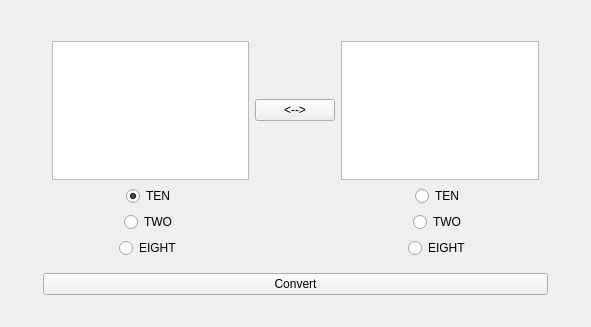
First picture: the form in laba1/mainwindow.ui, repository k3rnel1x/qt_op_labs_bmstu, before the edit.
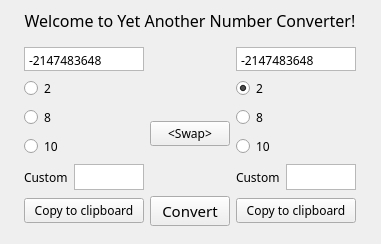
Second picture: the form after the edit.

The edit to the form file:
```diff
--- a/laba1/mainwindow.ui
+++ b/laba1/mainwindow.ui
@@ -6,87 +6,401 @@
    <rect>
     <x>0</x>
     <y>0</y>
-    <width>591</width>
-    <height>327</height>
+    <width>381</width>
+    <height>234</height>
    </rect>
   </property>
+  <property name="minimumSize">
+   <size>
+    <width>350</width>
+    <height>0</height>
+   </size>
+  </property>
   <property name="windowTitle">
    <string>MainWindow</string>
   </property>
   <widget class="QWidget" name="centralwidget">
    <layout class="QGridLayout" name="gridLayout_2">
-    <item row="1" column="1">
+    <item row="2" column="3">
+     <spacer name="horizontalSpacer_2">
+      <property name="orientation">
+       <enum>Qt::Orientation::Horizontal</enum>
+      </property>
+      <property name="sizeHint" stdset="0">
+       <size>
+        <width>150</width>
+        <height>20</height>
+       </size>
+      </property>
+     </spacer>
+    </item>
+    <item row="6" column="2">
+     <spacer name="verticalSpacer">
+      <property name="orientation">
+       <enum>Qt::Orientation::Vertical</enum>
+      </property>
+      <property name="sizeHint" stdset="0">
+       <size>
+        <width>20</width>
+        <height>75</height>
+       </size>
+      </property>
+     </spacer>
+    </item>
+    <item row="0" column="2">
+     <spacer name="verticalSpacer_2">
+      <property name="orientation">
+       <enum>Qt::Orientation::Vertical</enum>
+      </property>
+      <property name="sizeHint" stdset="0">
+       <size>
+        <width>20</width>
+        <height>75</height>
+       </size>
+      </property>
+     </spacer>
+    </item>
+    <item row="2" column="2">
      <widget class="QWidget" name="gridWidget" native="true">
       <layout class="QGridLayout" name="gridLayout">
-       <item row="1" column="1" alignment="Qt::AlignmentFlag::AlignHCenter">
-        <widget class="QTextEdit" name="inputTextField"/>
-       </item>
-       <item row="3" column="1" alignment="Qt::AlignmentFlag::AlignHCenter">
-        <widget class="QRadioButton" name="radioButton1Ipt">
-         <property name="text">
-          <string>TEN</string>
+       <item row="0" column="0">
+        <widget class="QTextEdit" name="textEdit">
+         <property name="maximumSize">
+          <size>
+           <width>150</width>
+           <height>24</height>
+          </size>
          </property>
-         <property name="checked">
-          <bool>true</bool>
+         <property name="font">
+          <font>
+           <family>Terminus</family>
+          </font>
          </property>
-        </widget>
-       </item>
-       <item row="5" column="1" alignment="Qt::AlignmentFlag::AlignHCenter">
-        <widget class="QRadioButton" name="radioButton3Ipt">
-         <property name="text">
-          <string>EIGHT</string>
+         <property name="cursor" stdset="0">
+          <cursorShape>IBeamCursor</cursorShape>
          </property>
+         <property name="verticalScrollBarPolicy">
+          <enum>Qt::ScrollBarPolicy::ScrollBarAlwaysOff</enum>
+         </property>
+         <property name="horizontalScrollBarPolicy">
+          <enum>Qt::ScrollBarPolicy::ScrollBarAlwaysOff</enum>
+         </property>
+         <property name="html">
+          <string>&lt;!DOCTYPE HTML PUBLIC &quot;-//W3C//DTD HTML 4.0//EN&quot; &quot;http://www.w3.org/TR/REC-html40/strict.dtd&quot;&gt;
+&lt;html&gt;&lt;head&gt;&lt;meta name=&quot;qrichtext&quot; content=&quot;1&quot; /&gt;&lt;meta charset=&quot;utf-8&quot; /&gt;&lt;style type=&quot;text/css&quot;&gt;
+p, li { white-space: pre-wrap; }
+hr { height: 1px; border-width: 0; }
+li.unchecked::marker { content: &quot;\2610&quot;; }
+li.checked::marker { content: &quot;\2612&quot;; }
+&lt;/style&gt;&lt;/head&gt;&lt;body style=&quot; font-family:'Terminus'; font-size:9pt; font-weight:400; font-style:normal;&quot;&gt;
+&lt;p style=&quot; margin-top:0px; margin-bottom:0px; margin-left:0px; margin-right:0px; -qt-block-indent:0; text-indent:0px;&quot;&gt;&lt;span style=&quot; font-family:'Sans Serif';&quot;&gt;-2147483648&lt;/span&gt;&lt;/p&gt;&lt;/body&gt;&lt;/html&gt;</string>
+         </property>
         </widget>
        </item>
-       <item row="1" column="3">
-        <widget class="QPlainTextEdit" name="outputTextField">
+       <item row="0" column="2">
+        <widget class="QTextEdit" name="textEdit_7">
+         <property name="maximumSize">
+          <size>
+           <width>150</width>
+           <height>24</height>
+          </size>
+         </property>
+         <property name="font">
+          <font>
+           <family>Terminus</family>
+           <bold>false</bold>
+          </font>
+         </property>
+         <property name="cursor" stdset="0">
+          <cursorShape>IBeamCursor</cursorShape>
+         </property>
+         <property name="verticalScrollBarPolicy">
+          <enum>Qt::ScrollBarPolicy::ScrollBarAlwaysOff</enum>
+         </property>
+         <property name="horizontalScrollBarPolicy">
+          <enum>Qt::ScrollBarPolicy::ScrollBarAlwaysOff</enum>
+         </property>
          <property name="readOnly">
           <bool>true</bool>
          </property>
-        </widget>
-       </item>
-       <item row="4" column="3" alignment="Qt::AlignmentFlag::AlignHCenter">
-        <widget class="QRadioButton" name="radioButton2Out">
-         <property name="text">
-          <string>TWO</string>
+         <property name="html">
+          <string>&lt;!DOCTYPE HTML PUBLIC &quot;-//W3C//DTD HTML 4.0//EN&quot; &quot;http://www.w3.org/TR/REC-html40/strict.dtd&quot;&gt;
+&lt;html&gt;&lt;head&gt;&lt;meta name=&quot;qrichtext&quot; content=&quot;1&quot; /&gt;&lt;meta charset=&quot;utf-8&quot; /&gt;&lt;style type=&quot;text/css&quot;&gt;
+p, li { white-space: pre-wrap; }
+hr { height: 1px; border-width: 0; }
+li.unchecked::marker { content: &quot;\2610&quot;; }
+li.checked::marker { content: &quot;\2612&quot;; }
+&lt;/style&gt;&lt;/head&gt;&lt;body style=&quot; font-family:'Terminus'; font-size:9pt; font-weight:400; font-style:normal;&quot;&gt;
+&lt;p style=&quot; margin-top:0px; margin-bottom:0px; margin-left:0px; margin-right:0px; -qt-block-indent:0; text-indent:0px;&quot;&gt;&lt;span style=&quot; font-family:'Sans Serif';&quot;&gt;-2147483648&lt;/span&gt;&lt;/p&gt;&lt;/body&gt;&lt;/html&gt;</string>
          </property>
-         <property name="checked">
-          <bool>false</bool>
-         </property>
         </widget>
        </item>
+       <item row="1" column="0">
+        <layout class="QGridLayout" name="gridLayout_3">
+         <item row="2" column="0">
+          <widget class="QRadioButton" name="radioButtonTenInput">
+           <property name="font">
+            <font>
+             <family>Terminus</family>
+            </font>
+           </property>
+           <property name="text">
+            <string>10</string>
+           </property>
+           <property name="checked">
+            <bool>true</bool>
+           </property>
+          </widget>
+         </item>
+         <item row="1" column="0">
+          <widget class="QRadioButton" name="radioButtonEightInput">
+           <property name="font">
+            <font>
+             <family>Terminus</family>
+            </font>
+           </property>
+           <property name="text">
+            <string>8</string>
+           </property>
+          </widget>
+         </item>
+         <item row="0" column="0">
+          <widget class="QRadioButton" name="radioButtonTwoInput">
+           <property name="font">
+            <font>
+             <family>Terminus</family>
+            </font>
+           </property>
+           <property name="text">
+            <string>2</string>
+           </property>
+           <property name="checked">
+            <bool>false</bool>
+           </property>
+          </widget>
+         </item>
+         <item row="3" column="0">
+          <layout class="QHBoxLayout" name="horizontalLayout_10">
+           <item>
+            <widget class="QLabel" name="label">
+             <property name="minimumSize">
+              <size>
+               <width>0</width>
+               <height>2</height>
+              </size>
+             </property>
+             <property name="maximumSize">
+              <size>
+               <width>16777215</width>
+               <height>26</height>
+              </size>
+             </property>
+             <property name="font">
+              <font>
+               <family>Terminus</family>
+               <pointsize>9</pointsize>
+              </font>
+             </property>
+             <property name="text">
+              <string>Custom</string>
+             </property>
+            </widget>
+           </item>
+           <item>
+            <widget class="QTextEdit" name="textEdit_2">
+             <property name="enabled">
+              <bool>true</bool>
+             </property>
+             <property name="minimumSize">
+              <size>
+               <width>0</width>
+               <height>0</height>
+              </size>
+             </property>
+             <property name="maximumSize">
+              <size>
+               <width>100</width>
+               <height>26</height>
+              </size>
+             </property>
+             <property name="cursor" stdset="0">
+              <cursorShape>IBeamCursor</cursorShape>
+             </property>
+             <property name="verticalScrollBarPolicy">
+              <enum>Qt::ScrollBarPolicy::ScrollBarAlwaysOff</enum>
+             </property>
+             <property name="horizontalScrollBarPolicy">
+              <enum>Qt::ScrollBarPolicy::ScrollBarAlwaysOff</enum>
+             </property>
+            </widget>
+           </item>
+          </layout>
+         </item>
+        </layout>
+       </item>
+       <item row="1" column="1">
+        <layout class="QHBoxLayout" name="horizontalLayout_3">
+         <item>
+          <widget class="QPushButton" name="pushButton">
+           <property name="font">
+            <font>
+             <family>Terminus</family>
+             <pointsize>9</pointsize>
+            </font>
+           </property>
+           <property name="text">
+            <string>&lt;Swap&gt;</string>
+           </property>
+          </widget>
+         </item>
+        </layout>
+       </item>
        <item row="1" column="2">
-        <widget class="QPushButton" name="swapButton">
-         <property name="text">
-          <string>&lt;--&gt;</string>
-         </property>
-        </widget>
+        <layout class="QGridLayout" name="gridLayout_7">
+         <item row="1" column="0">
+          <widget class="QRadioButton" name="radioButtonEightInput_4">
+           <property name="font">
+            <font>
+             <family>Terminus</family>
+            </font>
+           </property>
+           <property name="text">
+            <string>8</string>
+           </property>
+          </widget>
+         </item>
+         <item row="0" column="0">
+          <widget class="QRadioButton" name="radioButtonTwoInput_4">
+           <property name="font">
+            <font>
+             <family>Terminus</family>
+            </font>
+           </property>
+           <property name="text">
+            <string>2</string>
+           </property>
+           <property name="checked">
+            <bool>true</bool>
+           </property>
+          </widget>
+         </item>
+         <item row="2" column="0">
+          <widget class="QRadioButton" name="radioButtonTenInput_4">
+           <property name="font">
+            <font>
+             <family>Terminus</family>
+            </font>
+           </property>
+           <property name="text">
+            <string>10</string>
+           </property>
+           <property name="checked">
+            <bool>false</bool>
+           </property>
+          </widget>
+         </item>
+         <item row="3" column="0">
+          <layout class="QHBoxLayout" name="horizontalLayout_13">
+           <item>
+            <widget class="QLabel" name="label_4">
+             <property name="minimumSize">
+              <size>
+               <width>0</width>
+               <height>2</height>
+              </size>
+             </property>
+             <property name="maximumSize">
+              <size>
+               <width>16777215</width>
+               <height>26</height>
+              </size>
+             </property>
+             <property name="font">
+              <font>
+               <family>Terminus</family>
+               <pointsize>9</pointsize>
+              </font>
+             </property>
+             <property name="text">
+              <string>Custom</string>
+             </property>
+            </widget>
+           </item>
+           <item>
+            <widget class="QTextEdit" name="textEdit_6">
+             <property name="enabled">
+              <bool>true</bool>
+             </property>
+             <property name="minimumSize">
+              <size>
+               <width>0</width>
+               <height>0</height>
+              </size>
+             </property>
+             <property name="maximumSize">
+              <size>
+               <width>100</width>
+               <height>26</height>
+              </size>
+             </property>
+             <property name="cursor" stdset="0">
+              <cursorShape>IBeamCursor</cursorShape>
+             </property>
+             <property name="verticalScrollBarPolicy">
+              <enum>Qt::ScrollBarPolicy::ScrollBarAlwaysOff</enum>
+             </property>
+             <property name="horizontalScrollBarPolicy">
+              <enum>Qt::ScrollBarPolicy::ScrollBarAlwaysOff</enum>
+             </property>
+            </widget>
+           </item>
+          </layout>
+         </item>
+        </layout>
        </item>
-       <item row="3" column="3" alignment="Qt::AlignmentFlag::AlignHCenter">
-        <widget class="QRadioButton" name="radioButton1Out">
+       <item row="2" column="0">
+        <widget class="QPushButton" name="convertButton_2">
+         <property name="font">
+          <font>
+           <family>Terminus</family>
+           <pointsize>9</pointsize>
+          </font>
+         </property>
          <property name="text">
-          <string>TEN</string>
+          <string>Copy to clipboard</string>
          </property>
         </widget>
        </item>
-       <item row="5" column="3" alignment="Qt::AlignmentFlag::AlignHCenter">
-        <widget class="QRadioButton" name="radioButton3Out">
+       <item row="2" column="1">
+        <widget class="QPushButton" name="convertButton">
+         <property name="font">
+          <font>
+           <family>Terminus</family>
+           <pointsize>11</pointsize>
+          </font>
+         </property>
          <property name="text">
-          <string>EIGHT</string>
+          <string>Convert</string>
          </property>
         </widget>
        </item>
-       <item row="4" column="1" alignment="Qt::AlignmentFlag::AlignHCenter">
-        <widget class="QRadioButton" name="radioButton2Ipt">
+       <item row="2" column="2">
+        <widget class="QPushButton" name="convertButton_3">
+         <property name="font">
+          <font>
+           <family>Terminus</family>
+           <pointsize>9</pointsize>
+          </font>
+         </property>
          <property name="text">
-          <string>TWO</string>
+          <string>Copy to clipboard</string>
          </property>
         </widget>
        </item>
       </layout>
      </widget>
     </item>
-    <item row="1" column="0">
+    <item row="2" column="0">
      <spacer name="horizontalSpacer">
       <property name="orientation">
        <enum>Qt::Orientation::Horizontal</enum>
@@ -99,49 +413,22 @@
       </property>
      </spacer>
     </item>
-    <item row="0" column="1">
-     <spacer name="verticalSpacer_2">
-      <property name="orientation">
-       <enum>Qt::Orientation::Vertical</enum>
-      </property>
-      <property name="sizeHint" stdset="0">
-       <size>
-        <width>20</width>
-        <height>75</height>
-       </size>
-      </property>
-     </spacer>
-    </item>
-    <item row="3" column="1">
-     <spacer name="verticalSpacer">
-      <property name="orientation">
-       <enum>Qt::Orientation::Vertical</enum>
-      </property>
-      <property name="sizeHint" stdset="0">
-       <size>
-        <width>20</width>
-        <height>75</height>
-       </size>
-      </property>
-     </spacer>
-    </item>
     <item row="1" column="2">
-     <spacer name="horizontalSpacer_2">
-      <property name="orientation">
-       <enum>Qt::Orientation::Horizontal</enum>
+     <widget class="QLabel" name="label_5">
+      <property name="font">
+       <font>
+        <family>Terminus</family>
+        <pointsize>12</pointsize>
+       </font>
       </property>
-      <property name="sizeHint" stdset="0">
-       <size>
-        <width>150</width>
-        <height>20</height>
-       </size>
-      </property>
-     </spacer>
-    </item>
-    <item row="2" column="1">
-     <widget class="QPushButton" name="convertButton">
       <property name="text">
-       <string>Convert</string>
+       <string>Welcome to Yet Another Number Converter!</string>
+      </property>
+      <property name="alignment">
+       <set>Qt::AlignmentFlag::AlignCenter</set>
+      </property>
+      <property name="wordWrap">
+       <bool>true</bool>
       </property>
      </widget>
     </item>
```
Left out of the diff: 6 changed lines with no effect on the pictures.
